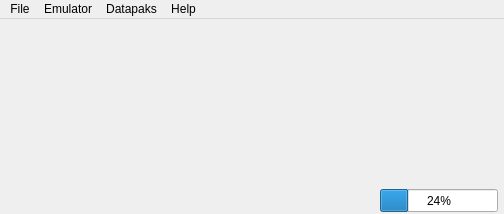
ScottRichardsCG/Psiora, file forms/mainwindow.ui: the form before one commit.
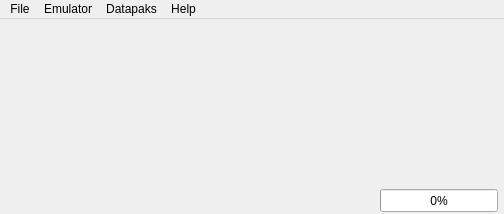
The form after the commit.

What changed in the file:
```diff
--- a/forms/mainwindow.ui
+++ b/forms/mainwindow.ui
@@ -88,7 +88,7 @@
      </rect>
     </property>
     <property name="value">
-     <number>24</number>
+     <number>0</number>
     </property>
     <property name="textVisible">
      <bool>true</bool>
```
Left out of the diff: 6 changed lines with no effect on the pictures.
